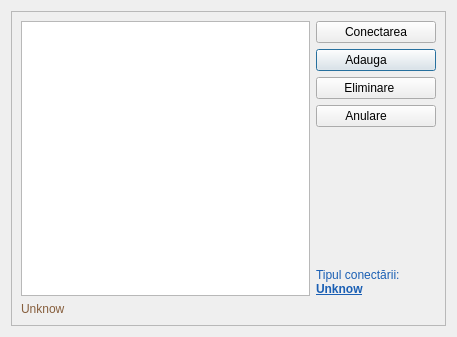
The window that src/app/databaseselection.ui (debalex77/USG) describes before a commit, drawn with Qt 5.
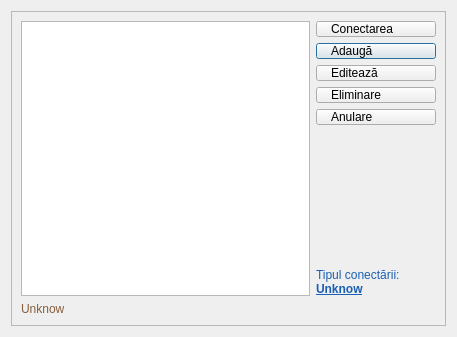
The same window after the commit. Icons and pictures are not drawn.

Patch:
```diff
--- a/src/app/databaseselection.ui
+++ b/src/app/databaseselection.ui
@@ -21,6 +21,12 @@
   <layout class="QGridLayout" name="gridLayout">
    <item row="0" column="0">
     <widget class="QFrame" name="frame">
+     <property name="styleSheet">
+      <string notr="true">QPushButton {
+    text-align: left;
+    padding-left: 14px;
+}</string>
+     </property>
      <property name="frameShape">
       <enum>QFrame::Shape::StyledPanel</enum>
      </property>
@@ -28,9 +34,6 @@
       <enum>QFrame::Shadow::Raised</enum>
      </property>
      <layout class="QGridLayout" name="gridLayout_2">
-      <item row="0" column="0" rowspan="6">
-       <widget class="QListWidget" name="listWidget"/>
-      </item>
       <item row="1" column="1">
        <widget class="QPushButton" name="btnAddDatabase">
         <property name="sizePolicy">
@@ -46,7 +49,7 @@
          </size>
         </property>
         <property name="text">
-         <string>Adauga      </string>
+         <string>Adaugă</string>
         </property>
         <property name="icon">
          <iconset resource="../../resources/resource.qrc">
@@ -54,20 +57,7 @@
         </property>
        </widget>
       </item>
-      <item row="4" column="1">
-       <spacer name="verticalSpacer">
-        <property name="orientation">
-         <enum>Qt::Orientation::Vertical</enum>
-        </property>
-        <property name="sizeHint" stdset="0">
-         <size>
-          <width>20</width>
-          <height>175</height>
-         </size>
-        </property>
-       </spacer>
-      </item>
-      <item row="5" column="1">
+      <item row="6" column="1">
        <widget class="QLabel" name="txtTypeConnection">
         <property name="styleSheet">
          <string notr="true">color: rgb(26, 95, 180);</string>
@@ -77,7 +67,7 @@
         </property>
        </widget>
       </item>
-      <item row="6" column="0" colspan="2">
+      <item row="7" column="0" colspan="2">
        <widget class="QLabel" name="txtPath">
         <property name="styleSheet">
          <string notr="true">color: rgb(134, 94, 60);</string>
@@ -87,6 +77,52 @@
         </property>
        </widget>
       </item>
+      <item row="3" column="1">
+       <widget class="QPushButton" name="btnRemove">
+        <property name="sizePolicy">
+         <sizepolicy hsizetype="Preferred" vsizetype="Fixed">
+          <horstretch>0</horstretch>
+          <verstretch>0</verstretch>
+         </sizepolicy>
+        </property>
+        <property name="minimumSize">
+         <size>
+          <width>120</width>
+          <height>0</height>
+         </size>
+        </property>
+        <property name="text">
+         <string>Eliminare</string>
+        </property>
+        <property name="icon">
+         <iconset resource="../../resources/resource.qrc">
+          <normaloff>:/img/database/database_remove.png</normaloff>:/img/database/database_remove.png</iconset>
+        </property>
+       </widget>
+      </item>
+      <item row="4" column="1">
+       <widget class="QPushButton" name="btnCancel">
+        <property name="sizePolicy">
+         <sizepolicy hsizetype="Preferred" vsizetype="Fixed">
+          <horstretch>0</horstretch>
+          <verstretch>0</verstretch>
+         </sizepolicy>
+        </property>
+        <property name="minimumSize">
+         <size>
+          <width>120</width>
+          <height>0</height>
+         </size>
+        </property>
+        <property name="text">
+         <string>Anulare</string>
+        </property>
+        <property name="icon">
+         <iconset resource="../../resources/resource.qrc">
+          <normaloff>:/img/btns/close.png</normaloff>:/img/btns/close.png</iconset>
+        </property>
+       </widget>
+      </item>
       <item row="0" column="1">
        <widget class="QPushButton" name="btnConnect">
         <property name="sizePolicy">
@@ -110,8 +146,24 @@
         </property>
        </widget>
       </item>
+      <item row="0" column="0" rowspan="7">
+       <widget class="QListWidget" name="listWidget"/>
+      </item>
+      <item row="5" column="1">
+       <spacer name="verticalSpacer">
+        <property name="orientation">
+         <enum>Qt::Orientation::Vertical</enum>
+        </property>
+        <property name="sizeHint" stdset="0">
+         <size>
+          <width>20</width>
+          <height>175</height>
+         </size>
+        </property>
+       </spacer>
+      </item>
       <item row="2" column="1">
-       <widget class="QPushButton" name="btnRemove">
+       <widget class="QPushButton" name="btnEditSettings">
         <property name="sizePolicy">
          <sizepolicy hsizetype="Preferred" vsizetype="Fixed">
           <horstretch>0</horstretch>
@@ -125,34 +177,11 @@
          </size>
         </property>
         <property name="text">
-         <string>Eliminare    </string>
+         <string>Editează</string>
         </property>
         <property name="icon">
          <iconset resource="../../resources/resource.qrc">
-          <normaloff>:/img/database/database_remove.png</normaloff>:/img/database/database_remove.png</iconset>
-        </property>
-       </widget>
-      </item>
-      <item row="3" column="1">
-       <widget class="QPushButton" name="btnCancel">
-        <property name="sizePolicy">
-         <sizepolicy hsizetype="Preferred" vsizetype="Fixed">
-          <horstretch>0</horstretch>
-          <verstretch>0</verstretch>
-         </sizepolicy>
-        </property>
-        <property name="minimumSize">
-         <size>
-          <width>120</width>
-          <height>0</height>
-         </size>
-        </property>
-        <property name="text">
-         <string>Anulare      </string>
-        </property>
-        <property name="icon">
-         <iconset resource="../../resources/resource.qrc">
-          <normaloff>:/img/btns/close.png</normaloff>:/img/btns/close.png</iconset>
+          <normaloff>:/img/database/database_setting.png</normaloff>:/img/database/database_setting.png</iconset>
         </property>
        </widget>
       </item>
```
